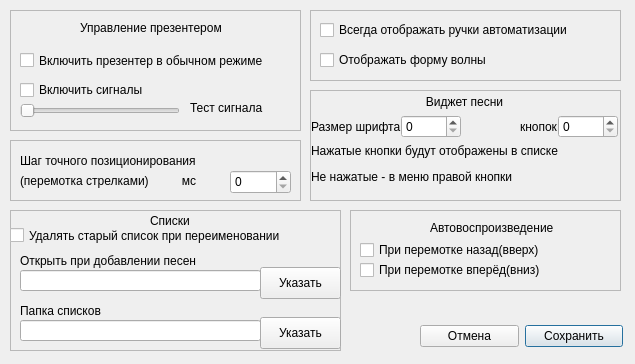
Old version of the form GUI/options.ui in the repository Eugene-q/PresenterPlayer.
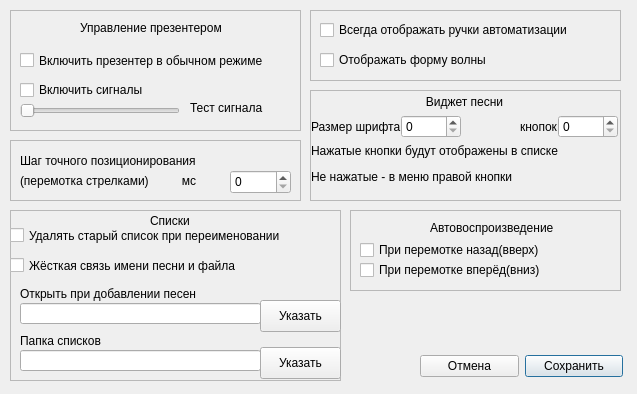
New version of the form.

Diff of the .ui file:
```diff
--- a/GUI/options.ui
+++ b/GUI/options.ui
@@ -12,8 +12,8 @@
    <rect>
     <x>0</x>
     <y>0</y>
-    <width>635</width>
-    <height>364</height>
+    <width>637</width>
+    <height>394</height>
    </rect>
   </property>
   <property name="windowTitle">
@@ -104,7 +104,7 @@
    <property name="geometry">
     <rect>
      <x>420</x>
-     <y>320</y>
+     <y>350</y>
      <width>203</width>
      <height>32</height>
     </rect>
@@ -302,7 +302,7 @@
      <x>10</x>
      <y>210</y>
      <width>331</width>
-     <height>141</height>
+     <height>171</height>
     </rect>
    </property>
    <property name="frameShape">
@@ -315,7 +315,7 @@
     <property name="geometry">
      <rect>
       <x>10</x>
-      <y>90</y>
+      <y>120</y>
       <width>141</width>
       <height>21</height>
      </rect>
@@ -328,7 +328,7 @@
     <property name="geometry">
      <rect>
       <x>10</x>
-      <y>110</y>
+      <y>140</y>
       <width>241</width>
       <height>21</height>
      </rect>
@@ -341,7 +341,7 @@
     <property name="geometry">
      <rect>
       <x>250</x>
-      <y>107</y>
+      <y>137</y>
       <width>81</width>
       <height>32</height>
      </rect>
@@ -380,7 +380,7 @@
     <property name="geometry">
      <rect>
       <x>10</x>
-      <y>40</y>
+      <y>73</y>
       <width>201</width>
       <height>21</height>
      </rect>
@@ -393,7 +393,7 @@
     <property name="geometry">
      <rect>
       <x>250</x>
-      <y>57</y>
+      <y>90</y>
       <width>81</width>
       <height>32</height>
      </rect>
@@ -406,7 +406,7 @@
     <property name="geometry">
      <rect>
       <x>10</x>
-      <y>60</y>
+      <y>93</y>
       <width>241</width>
       <height>21</height>
      </rect>
@@ -415,6 +415,25 @@
      <bool>true</bool>
     </property>
    </widget>
+   <widget class="QCheckBox" name="checkBoxHardLinkFileName">
+    <property name="geometry">
+     <rect>
+      <x>0</x>
+      <y>40</y>
+      <width>311</width>
+      <height>31</height>
+     </rect>
+    </property>
+    <property name="toolTip">
+     <string>&lt;html&gt;&lt;head/&gt;&lt;body&gt;&lt;p&gt;Жёсткая связь имени песни и файла. При дублировании создаётся дубликат файла. &lt;/p&gt;&lt;p&gt;Если выключено - файлы вообще не переименовываются, меняются только имена в списке.&lt;/p&gt;&lt;/body&gt;&lt;/html&gt;</string>
+    </property>
+    <property name="toolTipDuration">
+     <number>0</number>
+    </property>
+    <property name="text">
+     <string>Жёсткая связь имени песни и файла</string>
+    </property>
+   </widget>
   </widget>
   <widget class="QFrame" name="frame_6">
    <property name="geometry">
```
